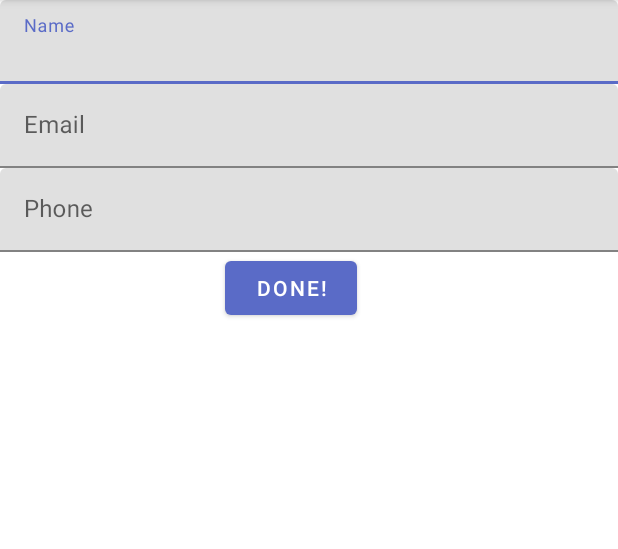
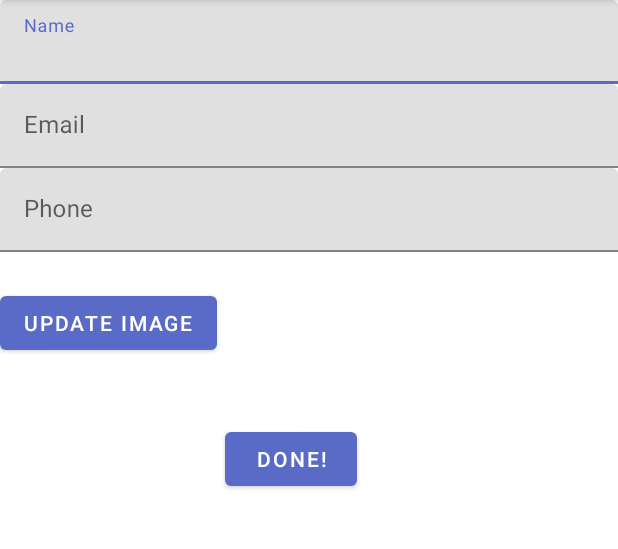
Before and after one commit to CarVault/CarVaultMobile, an Android app: the EditProfileActivity screen opened directly, with no data from a screen before it, on a phone screen of 412 x 824 dp, the part 84-633 px from its top. Run offline under Robolectric (Android 15) with nearby library versions, the light colour scheme and no system bars; network calls fail.

Commit message:
Change profile photo

```diff
--- a/app/src/main/java/com/app/carvault/ui/profile/ProfileFragment.kt
+++ b/app/src/main/java/com/app/carvault/ui/profile/ProfileFragment.kt
@@ -28,6 +28,8 @@ import com.app.carvault.user.User
 import com.google.android.material.tabs.TabLayout
 import android.util.Base64
 import android.util.Log
+import android.widget.Toast
+import androidx.activity.result.contract.ActivityResultContracts
 
 const val CAR_ID = "car id"
 const val TRANS_ID = "trans id"
@@ -88,8 +90,11 @@ class ProfileFragment : Fragment() {
             //Toast.makeText(this.context, "Edit button!", Toast.LENGTH_SHORT).show()
             editButtonOnClick()
         }
+
         return v
     }
+
+
 
 
     private fun updateProfileData(v: View, user: User?){
@@ -105,6 +110,7 @@ class ProfileFragment : Fragment() {
             profileId.text = user.id.toString()
             profileEmail.text = user.email
             profilePhone.text = user.phone
+
 
             if (user.profilePicture != "") {
                 val newStr = user.profilePicture.drop(22)
--- a/app/src/main/java/com/app/carvault/ui/profile/editProfile/EditProfileActivity.kt
+++ b/app/src/main/java/com/app/carvault/ui/profile/editProfile/EditProfileActivity.kt
@@ -5,6 +5,7 @@ import android.content.Intent
 import androidx.appcompat.app.AppCompatActivity
 import android.os.Bundle
 import android.widget.Button
+import android.widget.ImageView
 import androidx.activity.viewModels
 import com.app.carvault.R
 import com.google.android.material.textfield.TextInputEditText
@@ -12,6 +13,7 @@ import com.google.android.material.textfield.TextInputEditText
 const val PROFILE_NAME = "name"
 const val PROFILE_EMAIL = "email"
 const val PROFILE_PHONE = "phone"
+const val PICK_IMG_FILE = 1
 
 class EditProfileActivity : AppCompatActivity() {
 
@@ -26,6 +28,11 @@ class EditProfileActivity : AppCompatActivity() {
     override fun onCreate(savedInstanceState: Bundle?) {
         super.onCreate(savedInstanceState)
         setContentView(R.layout.activity_edit_profile)
+
+        // Change img
+        findViewById<Button>(R.id.updateImgButton).setOnClickListener {
+            pickPhotoFromGallery()
+        }
 
         findViewById<Button>(R.id.doneButton).setOnClickListener {
             editProfile()
@@ -53,4 +60,10 @@ class EditProfileActivity : AppCompatActivity() {
         }
         finish()
     }
+
+    private fun pickPhotoFromGallery() {
+        val intent = Intent(Intent.ACTION_GET_CONTENT)
+        intent.type = "image/*"
+        startActivityForResult(intent, PICK_IMG_FILE )
+    }
 }
--- a/app/src/main/res/layout/activity_edit_profile.xml
+++ b/app/src/main/res/layout/activity_edit_profile.xml
@@ -46,9 +46,18 @@
         android:layout_width="wrap_content"
         android:layout_height="wrap_content"
         android:layout_below="@id/editPhoneLayout"
+        android:layout_marginStart="150dp"
         android:layout_marginLeft="150dp"
-        android:text="Done!"
-        android:layout_marginStart="150dp" />
+        android:layout_marginTop="114dp"
+        android:text="Done!" />
+
+    <Button
+        android:id="@+id/updateImgButton"
+        android:layout_width="wrap_content"
+        android:layout_height="wrap_content"
+        android:layout_below="@+id/editPhoneLayout"
+        android:layout_marginTop="23dp"
+        android:text="Update Image" />
 
 
 </RelativeLayout>
```
Also changed, not shown: app/src/main/java/com/app/carvault/car/addCar/AddCarActivity.kt (+18 -0 lines), app/src/main/res/layout/activity_add_car.xml (+12 -2 lines).
